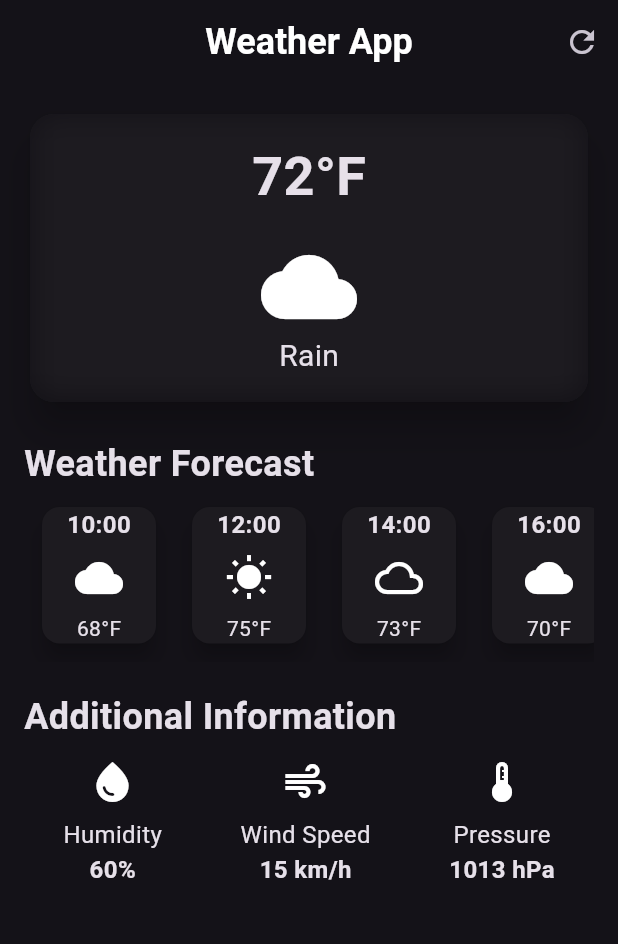
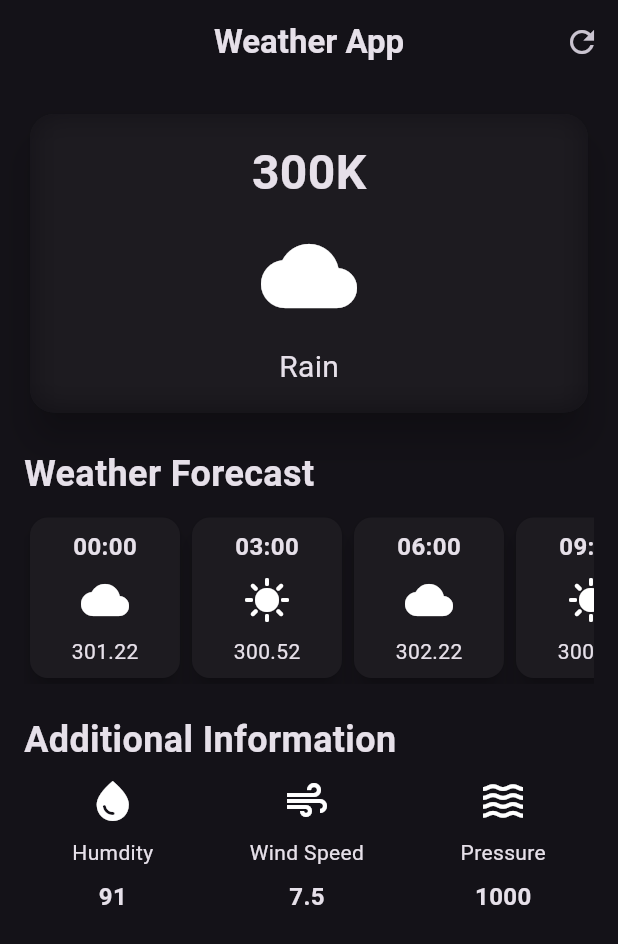
Before and after one commit to AnkanaC/WeatherApp, a Flutter app: the screen it shows after launch, after a tap on the "refresh" icon, on a phone screen of 412 x 824 dp. Shown: the top 944 px of the screen. Run offline on Flutter 3.47's test engine with Material 3 defaults, Android fonts, the phone set to English and light mode, and no system bars; network calls fail.

Commit message:
2nd commit

```diff
--- a/lib/additional_info_item.dart
+++ b/lib/additional_info_item.dart
@@ -1,11 +1,35 @@
 import 'package:flutter/material.dart';
-Widget getValue(IconData icon, String label, String value) {
+
+class AdditionalInfoItem extends StatelessWidget {
+  final IconData icon;
+  final String label;
+  final String value;
+  const AdditionalInfoItem({
+    super.key,
+    required this.icon,
+    required this.label,
+    required this.value,
+  });
+
+  @override
+  Widget build(BuildContext context) {
     return Column(
       children: [
-        Icon(icon, size: 32),
+        Icon(
+          icon,
+          size: 32,
+        ),
         const SizedBox(height: 8),
-        Text(label, style: const TextStyle(fontSize: 16)),
-        Text(value, style: const TextStyle(fontSize: 16, fontWeight: FontWeight.bold)),
+        Text(label),
+        const SizedBox(height: 8),
+        Text(
+          value,
+          style: const TextStyle(
+            fontSize: 16,
+            fontWeight: FontWeight.bold,
+          ),
+        )
       ],
     );
   }
+}
--- a/lib/hourly_forcast_item.dart
+++ b/lib/hourly_forcast_item.dart
@@ -1,14 +1,26 @@
 import 'package:flutter/material.dart';
 
-Widget HourlyForecastItem(String time, IconData icon, String temp) {
-    return Container(
-      padding: const EdgeInsets.all(8.0),
-      width: 100,
-      decoration: BoxDecoration(
-        borderRadius: BorderRadius.circular(10),
-      ),
-      child: Card(
-        elevation: 6,
+class HourlyForecastItem extends StatelessWidget {
+  final String time;
+  final String temperature;
+  final IconData icon;
+  const HourlyForecastItem({
+    super.key,
+    required this.time,
+    required this.temperature,
+    required this.icon,
+  });
+
+  @override
+  Widget build(BuildContext context) {
+    return Card(
+      elevation: 6,
+      child: Container(
+        width: 100,
+        padding: const EdgeInsets.all(8.0),
+        decoration: BoxDecoration(
+          borderRadius: BorderRadius.circular(12),
+        ),
         child: Column(
           children: [
             Text(
@@ -19,11 +31,15 @@ Widget HourlyForecastItem(String time, IconData icon, String temp) {
               ),
             ),
             const SizedBox(height: 8),
-            Icon(icon, size: 32),
+            Icon(
+              icon,
+              size: 32,
+            ),
             const SizedBox(height: 8),
-            Text(temp),
+            Text(temperature),
           ],
         ),
       ),
     );
   }
+}
--- /dev/null
+++ b/lib/secrets.dart
@@ -0,0 +1 @@
+const openWeatherAPIKey = 'f0c7ca22ec8c79c456f84ce4e173512d';
--- a/lib/weather_screen.dart
+++ b/lib/weather_screen.dart
@@ -1,10 +1,35 @@
+import 'dart:ui';
+
 import 'package:flutter/material.dart';
-import 'dart:ui';
+import 'package:myapp/additional_info_item.dart';
 import 'package:myapp/hourly_forcast_item.dart';
-import 'package:myapp/additional_info_item.dart';
+import 'package:http/http.dart' as http;
+import 'package:myapp/secrets.dart';
 
-class WeatherScreen extends StatelessWidget {
+class WeatherScreen extends StatefulWidget {
   const WeatherScreen({super.key});
+
+  @override
+  State<WeatherScreen> createState() => _WeatherScreenState();
+}
+
+class _WeatherScreenState extends State<WeatherScreen> {
+
+  @override
+  void initState() {
+    super.initState();
+    getCurrentWeather();
+  }
+
+  Future getCurrentWeather() async {
+    String cityName = 'London';
+    final result = await http.get(
+      Uri.parse(
+          'https://api.openweathermap.org/data/2.5/weather?q=$cityName&APPID=$openWeatherAPIKey'),
+    );
+
+    print(result.body);
+  }
 
   @override
   Widget build(BuildContext context) {
@@ -13,17 +38,13 @@ class WeatherScreen extends StatelessWidget {
         title: const Text(
           'Weather App',
           style: TextStyle(
-            color: Colors.white,
-            fontSize: 24,
             fontWeight: FontWeight.bold,
           ),
         ),
         centerTitle: true,
         actions: [
           IconButton(
-            onPressed: () {
-              print("Refresh button pressed"); // Debug line
-            },
+            onPressed: () {},
             icon: const Icon(Icons.refresh),
           ),
         ],
@@ -31,8 +52,9 @@ class WeatherScreen extends StatelessWidget {
       body: Padding(
         padding: const EdgeInsets.all(16.0),
         child: Column(
+          crossAxisAlignment: CrossAxisAlignment.start,
           children: [
-            // Main card
+            // main card
             SizedBox(
               width: double.infinity,
               child: Card(
@@ -43,23 +65,29 @@ class WeatherScreen extends StatelessWidget {
                 child: ClipRRect(
                   borderRadius: BorderRadius.circular(16),
                   child: BackdropFilter(
-                    filter: ImageFilter.blur(sigmaX: 10, sigmaY: 10),
+                    filter: ImageFilter.blur(
+                      sigmaX: 10,
+                      sigmaY: 10,
+                    ),
                     child: const Padding(
                       padding: EdgeInsets.all(16.0),
                       child: Column(
                         children: [
-                          // Updated temperature value
                           Text(
-                            "72°F", // More realistic placeholder temperature
+                            '300K',
                             style: TextStyle(
-                              fontSize: 36,
+                              fontSize: 32,
                               fontWeight: FontWeight.bold,
                             ),
                           ),
-                          SizedBox(height: 16),
-                          Icon(Icons.cloud, size: 64),
+                          SizedBox(height: 14),
+                          Icon(
+                            Icons.cloud,
+                            size: 64,
+                          ),
+                          SizedBox(height: 14),
                           Text(
-                            "Rain",
+                            'Rain',
                             style: TextStyle(
                               fontSize: 20,
                             ),
@@ -71,55 +99,74 @@ class WeatherScreen extends StatelessWidget {
                 ),
               ),
             ),
-
             const SizedBox(height: 20),
-            const Align(
-              alignment: Alignment.centerLeft,
-              child: Text(
-                "Weather Forecast",
+            const Text(
+              'Weather Forecast',
               style: TextStyle(
                 fontSize: 24,
                 fontWeight: FontWeight.bold,
               ),
             ),
-            ),
-
-            // Fix: Removed const and updated SingleChildScrollView
-            SingleChildScrollView(
+            const SizedBox(height: 8),
+            const SingleChildScrollView(
               scrollDirection: Axis.horizontal,
               child: Row(
                 children: [
-                  HourlyForecastItem("10:00", Icons.cloud, "68°F"),
-                  HourlyForecastItem("12:00", Icons.wb_sunny, "75°F"),
-                  HourlyForecastItem("14:00", Icons.cloud_queue, "73°F"),
-                  HourlyForecastItem("16:00", Icons.wb_cloudy, "70°F"),
-                  HourlyForecastItem("18:00", Icons.nights_stay, "65°F"),
+                  HourlyForecastItem(
+                    time: '00:00',
+                    icon: Icons.cloud,
+                    temperature: '301.22',
+                  ),
+                  HourlyForecastItem(
+                    time: '03:00',
+                    icon: Icons.sunny,
+                    temperature: '300.52',
+                  ),
+                  HourlyForecastItem(
+                    time: '06:00',
+                    icon: Icons.cloud,
+                    temperature: '302.22',
+                  ),
+                  HourlyForecastItem(
+                    time: '09:00',
+                    icon: Icons.sunny,
+                    temperature: '300.12',
+                  ),
+                  HourlyForecastItem(
+                    time: '12:00',
+                    icon: Icons.cloud,
+                    temperature: '304.12',
+                  ),
                 ],
               ),
             ),
-
             const SizedBox(height: 20),
-
-            // Additional Information cards placeholder
-            const Align(
-              alignment: Alignment.centerLeft,
-              child: Text(
-                "Additional Information",
+            const Text(
+              'Additional Information',
               style: TextStyle(
                 fontSize: 24,
                 fontWeight: FontWeight.bold,
               ),
             ),
-            ),
-            const SizedBox(height: 10),
-
-            // Fix: Added children to Row for additional info
-            Row(
+            const SizedBox(height: 8),
+            const Row(
               mainAxisAlignment: MainAxisAlignment.spaceAround,
               children: [
-                getValue(Icons.water_drop, "Humidity", "60%"),
-                getValue(Icons.air, "Wind Speed", "15 km/h"),
-                getValue(Icons.thermostat, "Pressure", "1013 hPa"),
+                AdditionalInfoItem(
+                  icon: Icons.water_drop,
+                  label: 'Humdity',
+                  value: '91',
+                ),
+                AdditionalInfoItem(
+                  icon: Icons.air,
+                  label: 'Wind Speed',
+                  value: '7.5',
+                ),
+                AdditionalInfoItem(
+                  icon: Icons.waves_outlined,
+                  label: 'Pressure',
+                  value: '1000',
+                ),
               ],
             ),
           ],
--- a/pubspec.yaml
+++ b/pubspec.yaml
@@ -31,6 +31,7 @@ dependencies:
   flutter:
     sdk: flutter
 
+  http: ^1.2.2
 
   # The following adds the Cupertino Icons font to your application.
   # Use with the CupertinoIcons class for iOS style icons.
```
Also changed, not shown: pubspec.lock. Lines whose indentation alone changed are shown as unchanged.
